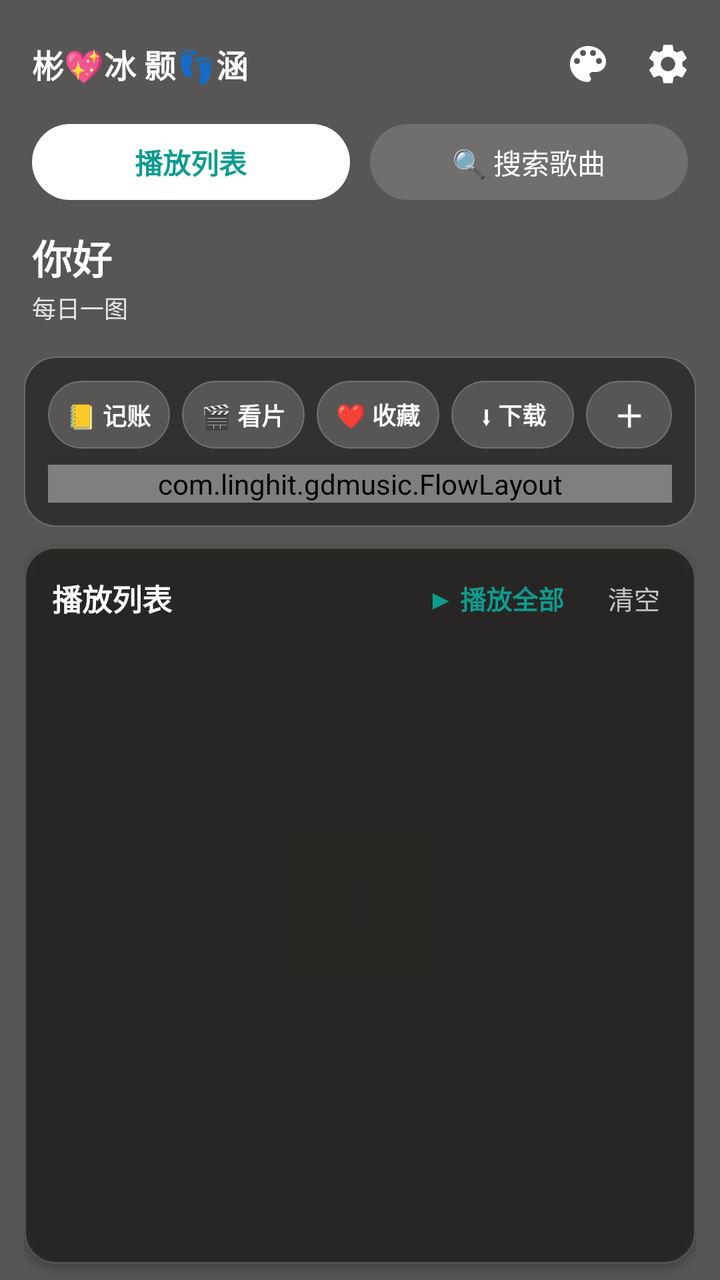
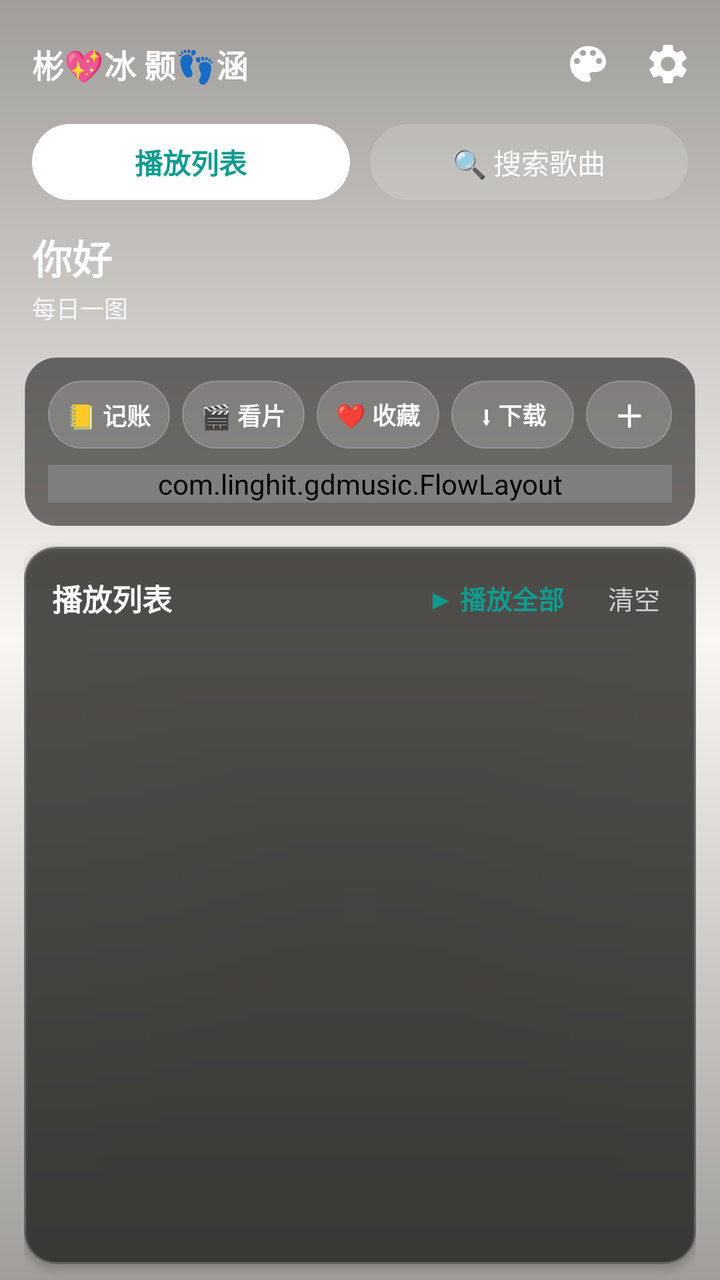

Screens rendered from an Android XML layout before and after an edit, with the pre-edit source and the edit as a unified diff.
<!-- AndroidManifest.xml: application theme AppTheme -->
<!-- res/layout/activity_main.xml -->
<?xml version="1.0" encoding="utf-8"?>
<FrameLayout xmlns:android="http://schemas.android.com/apk/res/android"
    xmlns:app="http://schemas.android.com/apk/res-auto"
    android:layout_width="match_parent"
    android:layout_height="match_parent">

    
    <View
        android:id="@+id/themeFallbackBg"
        android:layout_width="match_parent"
        android:layout_height="match_parent"
        android:background="@color/background"/>

    
    <ImageView
        android:id="@+id/dailyImage"
        android:layout_width="match_parent"
        android:layout_height="match_parent"
        android:scaleType="centerCrop"
        android:visibility="gone"
        android:contentDescription="每日一图"/>

    
    <View
        android:id="@+id/dimOverlay"
        android:layout_width="match_parent"
        android:layout_height="match_parent"
        android:background="#A6000000"/>

    <LinearLayout
        android:layout_width="match_parent"
        android:layout_height="match_parent"
        android:orientation="vertical">

        
        <LinearLayout
            android:layout_width="match_parent"
            android:layout_height="wrap_content"
            android:orientation="horizontal"
            android:gravity="center_vertical"
            android:paddingStart="16dp"
            android:paddingEnd="6dp"
            android:paddingTop="12dp"
            android:paddingBottom="4dp">

            <TextView
                android:layout_width="wrap_content"
                android:layout_height="wrap_content"
                android:text="彬💖冰 颢👣涵"
                android:textSize="16sp"
                android:textStyle="bold"
                android:textColor="#FFFFFF"
                android:maxLines="1"
                android:includeFontPadding="false"/>

            <View
                android:layout_width="0dp"
                android:layout_height="0dp"
                android:layout_weight="1"/>

            <ImageButton
                android:id="@+id/themeBtn"
                android:layout_width="40dp"
                android:layout_height="40dp"
                android:background="?attr/selectableItemBackgroundBorderless"
                android:src="@drawable/ic_theme"
                android:tint="#FFFFFF"
                android:scaleType="centerInside"
                android:contentDescription="切换主题"/>

            <ImageButton
                android:id="@+id/openSettings"
                android:layout_width="40dp"
                android:layout_height="40dp"
                android:background="?attr/selectableItemBackgroundBorderless"
                android:src="@drawable/ic_settings"
                android:tint="#FFFFFF"
                android:scaleType="centerInside"
                android:contentDescription="设置"/>
        </LinearLayout>

        
        <LinearLayout
            android:layout_width="match_parent"
            android:layout_height="wrap_content"
            android:orientation="horizontal"
            android:gravity="center_vertical"
            android:paddingStart="16dp"
            android:paddingEnd="16dp"
            android:paddingTop="6dp"
            android:paddingBottom="2dp">

            <TextView
                android:id="@+id/tabPlaylist"
                android:layout_width="0dp"
                android:layout_height="38dp"
                android:layout_weight="1"
                android:gravity="center"
                android:text="播放列表"
                android:textSize="14sp"
                android:textStyle="bold"
                android:background="@drawable/bg_pill_white"
                android:textColor="?attr/colorPrimary"/>

            <TextView
                android:id="@+id/tabSearch"
                android:layout_width="0dp"
                android:layout_height="38dp"
                android:layout_marginStart="10dp"
                android:layout_weight="1"
                android:gravity="center"
                android:text="🔍 搜索歌曲"
                android:textSize="14sp"
                android:background="@drawable/bg_pill_glass"
                android:textColor="#FFFFFF"/>
        </LinearLayout>

        <FrameLayout
            android:layout_width="match_parent"
            android:layout_height="0dp"
            android:layout_weight="1">

            
            <LinearLayout
                android:id="@+id/playlistPanel"
                android:layout_width="match_parent"
                android:layout_height="match_parent"
                android:orientation="vertical"
                android:paddingStart="12dp"
                android:paddingEnd="12dp"
                android:paddingTop="4dp">

                
                <LinearLayout
                    android:id="@+id/greetingRow"
                    android:layout_width="match_parent"
                    android:layout_height="wrap_content"
                    android:orientation="vertical"
                    android:clickable="true"
                    android:focusable="true"
                    android:background="?attr/selectableItemBackground"
                    android:paddingStart="4dp"
                    android:paddingEnd="4dp"
                    android:paddingTop="8dp"
                    android:paddingBottom="10dp">

                    <TextView
                        android:id="@+id/greetingText"
                        android:layout_width="wrap_content"
                        android:layout_height="wrap_content"
                        android:text="你好"
                        android:textSize="20sp"
                        android:textStyle="bold"
                        android:textColor="#FFFFFF"
                        android:includeFontPadding="false"/>

                    <TextView
                        android:id="@+id/dateText"
                        android:layout_width="wrap_content"
                        android:layout_height="wrap_content"
                        android:text="每日一图"
                        android:textSize="12sp"
                        android:paddingTop="2dp"
                        android:textColor="#D9FFFFFF"
                        android:includeFontPadding="false"/>
                </LinearLayout>

                
                <LinearLayout
                    android:layout_width="match_parent"
                    android:layout_height="wrap_content"
                    android:orientation="vertical"
                    android:paddingStart="4dp"
                    android:paddingBottom="6dp">

                    <LinearLayout
                        android:id="@+id/goldBar"
                        android:layout_width="wrap_content"
                        android:layout_height="wrap_content"
                        android:orientation="horizontal"
                        android:gravity="center"
                        android:visibility="gone">

                        <TextView
                            android:id="@+id/goldDom"
                            android:layout_width="wrap_content"
                            android:layout_height="wrap_content"
                            android:text=""
                            android:textSize="12sp"
                            android:textStyle="bold"
                            android:textColor="#FFFFFF"
                            android:includeFontPadding="false"/>

                        <View
                            android:layout_width="1dp"
                            android:layout_height="13dp"
                            android:layout_marginStart="16dp"
                            android:layout_marginEnd="16dp"
                            android:background="#FFFFFF"
                            android:alpha="0.45"/>

                        <TextView
                            android:id="@+id/goldIntl"
                            android:layout_width="wrap_content"
                            android:layout_height="wrap_content"
                            android:text=""
                            android:textSize="12sp"
                            android:textStyle="bold"
                            android:textColor="#FFFFFF"
                            android:includeFontPadding="false"/>
                    </LinearLayout>

                    <LinearLayout
                        android:id="@+id/railBar"
                        android:layout_width="wrap_content"
                        android:layout_height="wrap_content"
                        android:orientation="horizontal"
                        android:gravity="center"
                        android:visibility="gone">

                        <TextView
                            android:id="@+id/railHome"
                            android:layout_width="wrap_content"
                            android:layout_height="wrap_content"
                            android:text=""
                            android:textSize="12sp"
                            android:textStyle="bold"
                            android:textColor="#FFFFFF"
                            android:includeFontPadding="false"/>
                    </LinearLayout>
                </LinearLayout>

                
                <LinearLayout
                    android:layout_width="match_parent"
                    android:layout_height="wrap_content"
                    android:orientation="vertical"
                    android:background="@drawable/bg_glass_card"
                    android:padding="12dp"
                    android:layout_marginBottom="10dp">

                    <LinearLayout
                        android:layout_width="match_parent"
                        android:layout_height="wrap_content"
                        android:orientation="horizontal"
                        android:gravity="center_vertical">

                        <TextView
                            android:id="@+id/openNetAsset"
                            android:layout_width="0dp"
                            android:layout_height="34dp"
                            android:layout_weight="1"
                            android:background="@drawable/bg_glass_pill"
                            android:text="📒 记账"
                            android:textSize="12sp"
                            android:textStyle="bold"
                            android:textColor="#FFFFFF"
                            android:gravity="center"
                            android:maxLines="1"
                            android:ellipsize="end"
                            android:paddingStart="4dp"
                            android:paddingEnd="4dp"
                            android:layout_marginEnd="6dp"/>

                        <TextView
                            android:id="@+id/openVideo"
                            android:layout_width="0dp"
                            android:layout_height="34dp"
                            android:layout_weight="1"
                            android:background="@drawable/bg_glass_pill"
                            android:text="🎬 看片"
                            android:textSize="12sp"
                            android:textStyle="bold"
                            android:textColor="#FFFFFF"
                            android:gravity="center"
                            android:maxLines="1"
                            android:ellipsize="end"
                            android:paddingStart="4dp"
                            android:paddingEnd="4dp"
                            android:layout_marginEnd="6dp"/>

                        <TextView
                            android:id="@+id/openFavorites"
                            android:layout_width="0dp"
                            android:layout_height="34dp"
                            android:layout_weight="1"
                            android:background="@drawable/bg_glass_pill"
                            android:text="❤ 收藏"
                            android:textSize="12sp"
                            android:textStyle="bold"
                            android:textColor="#FFFFFF"
                            android:gravity="center"
                            android:maxLines="1"
                            android:ellipsize="end"
                            android:paddingStart="4dp"
                            android:paddingEnd="4dp"
                            android:layout_marginEnd="6dp"/>

                        <TextView
                            android:id="@+id/openDownloads"
                            android:layout_width="0dp"
                            android:layout_height="34dp"
                            android:layout_weight="1"
                            android:background="@drawable/bg_glass_pill"
                            android:text="⬇ 下载"
                            android:textSize="12sp"
                            android:textStyle="bold"
                            android:textColor="#FFFFFF"
                            android:gravity="center"
                            android:maxLines="1"
                            android:ellipsize="end"
                            android:paddingStart="4dp"
                            android:paddingEnd="4dp"
                            android:layout_marginEnd="6dp"/>

                        <TextView
                            android:id="@+id/addShortcutBtn"
                            android:layout_width="wrap_content"
                            android:layout_height="34dp"
                            android:background="@drawable/bg_glass_pill"
                            android:text="＋"
                            android:textSize="15sp"
                            android:textStyle="bold"
                            android:textColor="#FFFFFF"
                            android:gravity="center"
                            android:paddingStart="14dp"
                            android:paddingEnd="14dp"/>
                    </LinearLayout>

                    
                    <com.linghit.gdmusic.FlowLayout
                        android:id="@+id/shortcutRow"
                        android:layout_width="match_parent"
                        android:layout_height="wrap_content"
                        android:layout_marginTop="8dp"
                        android:clipChildren="false"
                        android:clipToPadding="false"/>
                </LinearLayout>

                
                <com.google.android.material.card.MaterialCardView
                    android:id="@+id/queueCard"
                    android:layout_width="match_parent"
                    android:layout_height="0dp"
                    android:layout_weight="1"
                    app:cardCornerRadius="16dp"
                    app:cardElevation="2dp"
                    app:cardBackgroundColor="#B31C1A18"
                    app:strokeColor="#33FFFFFF"
                    app:strokeWidth="1dp"
                    android:layout_marginBottom="8dp">

                    <LinearLayout
                        android:layout_width="match_parent"
                        android:layout_height="match_parent"
                        android:orientation="vertical"
                        android:paddingStart="14dp"
                        android:paddingEnd="8dp"
                        android:paddingTop="10dp"
                        android:paddingBottom="6dp">

                        <LinearLayout
                            android:layout_width="match_parent"
                            android:layout_height="wrap_content"
                            android:orientation="horizontal"
                            android:gravity="center_vertical"
                            android:paddingBottom="4dp">

                            <TextView
                                android:id="@+id/queueCount"
                                android:layout_width="0dp"
                                android:layout_height="wrap_content"
                                android:layout_weight="1"
                                android:text="播放列表"
                                android:textSize="15sp"
                                android:textStyle="bold"
                                android:textColor="#FFFFFF"
                                android:maxLines="1"
                                android:ellipsize="end"/>

                            <TextView
                                android:id="@+id/playAllQueue"
                                android:layout_width="wrap_content"
                                android:layout_height="wrap_content"
                                android:text="▶ 播放全部"
                                android:textSize="13sp"
                                android:textStyle="bold"
                                android:textColor="?attr/colorPrimary"
                                android:paddingStart="12dp"
                                android:paddingEnd="12dp"
                                android:paddingTop="6dp"
                                android:paddingBottom="6dp"/>

                            <TextView
                                android:id="@+id/clearQueue"
                                android:layout_width="wrap_content"
                                android:layout_height="wrap_content"
                                android:text="清空"
                                android:textSize="13sp"
                                android:textColor="#B8FFFFFF"
                                android:paddingStart="10dp"
                                android:paddingEnd="10dp"
                                android:paddingTop="6dp"
                                android:paddingBottom="6dp"/>
                        </LinearLayout>

                        <FrameLayout
                            android:layout_width="match_parent"
                            android:layout_height="0dp"
                            android:layout_weight="1">

                            <androidx.recyclerview.widget.RecyclerView
                                android:id="@+id/queueList"
                                android:layout_width="match_parent"
                                android:layout_height="match_parent"
                                android:clipToPadding="false"
                                android:paddingBottom="8dp"/>

                            
                            <LinearLayout
                                android:id="@+id/queueEmpty"
                                android:layout_width="match_parent"
                                android:layout_height="match_parent"
                                android:orientation="vertical"
                                android:gravity="center"
                                android:visibility="gone">
                                <TextView
                                    android:layout_width="wrap_content"
                                    android:layout_height="wrap_content"
                                    android:text="🎶"
                                    android:textSize="48sp"/>
                                <TextView
                                    android:layout_width="wrap_content"
                                    android:layout_height="wrap_content"
                                    android:text="播放列表还是空的"
                                    android:textSize="17sp"
                                    android:textStyle="bold"
                                    android:textColor="#FFFFFF"
                                    android:paddingTop="10dp"/>
                                <TextView
                                    android:layout_width="wrap_content"
                                    android:layout_height="wrap_content"
                                    android:text="去搜索喜欢的歌，点一下就播"
                                    android:textSize="13sp"
                                    android:textColor="#B8FFFFFF"
                                    android:paddingTop="6dp"/>
                                <com.google.android.material.button.MaterialButton
                                    android:id="@+id/gotoSearchBtn"
                                    android:layout_width="wrap_content"
                                    android:layout_height="wrap_content"
                                    android:layout_marginTop="18dp"
                                    android:text="去搜索"/>
                            </LinearLayout>
                        </FrameLayout>
                    </LinearLayout>
                </com.google.android.material.card.MaterialCardView>

                
                <com.google.android.material.card.MaterialCardView
                    android:id="@+id/playerBar"
                    android:layout_width="match_parent"
                    android:layout_height="wrap_content"
                    app:cardCornerRadius="16dp"
                    app:cardElevation="2dp"
                    app:cardBackgroundColor="#B31C1A18"
                    app:strokeColor="#33FFFFFF"
                    app:strokeWidth="1dp"
                    android:layout_marginBottom="12dp"
                    android:visibility="gone">

                    <LinearLayout
                        android:layout_width="match_parent"
                        android:layout_height="wrap_content"
                        android:orientation="horizontal"
                        android:gravity="center_vertical"
                        android:padding="10dp">

                        <LinearLayout
                            android:layout_width="0dp"
                            android:layout_height="wrap_content"
                            android:layout_weight="1"
                            android:orientation="vertical"
                            android:paddingEnd="4dp">

                            <TextView
                                android:id="@+id/nowPlaying"
                                android:layout_width="match_parent"
                                android:layout_height="wrap_content"
                                android:text="未播放"
                                android:textSize="14sp"
                                android:textStyle="bold"
                                android:textColor="#FFFFFF"
                                android:maxLines="1"
                                android:ellipsize="end"/>

                            <TextView
                                android:id="@+id/nowArtist"
                                android:layout_width="match_parent"
                                android:layout_height="wrap_content"
                                android:text=""
                                android:textSize="11sp"
                                android:paddingTop="1dp"
                                android:textColor="#B8FFFFFF"
                                android:maxLines="1"
                                android:ellipsize="end"/>
                        </LinearLayout>

                        <ImageButton
                            android:id="@+id/lyricFloatBtn"
                            android:layout_width="34dp"
                            android:layout_height="34dp"
                            android:background="?attr/selectableItemBackgroundBorderless"
                            android:src="@drawable/ic_lyric_float"
                            android:tint="#FFFFFF"
                            android:scaleType="centerInside"
                            android:contentDescription="桌面歌词"/>

                        <ImageButton
                            android:id="@+id/lyricPageBtn"
                            android:layout_width="34dp"
                            android:layout_height="34dp"
                            android:layout_marginStart="2dp"
                            android:background="?attr/selectableItemBackgroundBorderless"
                            android:src="@drawable/ic_lyric_page"
                            android:tint="#FFFFFF"
                            android:scaleType="centerInside"
                            android:contentDescription="歌词页"/>

                        <ImageButton
                            android:id="@+id/prevBtn"
                            android:layout_width="38dp"
                            android:layout_height="38dp"
                            android:layout_marginStart="2dp"
                            android:background="?attr/selectableItemBackgroundBorderless"
                            android:src="@drawable/ic_prev"
                            android:tint="#FFFFFF"
                            android:scaleType="centerInside"
                            android:contentDescription="上一首"/>

                        <ImageButton
                            android:id="@+id/playPauseBtn"
                            android:layout_width="44dp"
                            android:layout_height="44dp"
                            android:layout_marginStart="2dp"
                            android:background="@drawable/bg_circle_primary"
                            android:src="@drawable/ic_play"
                            android:tint="@color/on_primary"
                            android:scaleType="centerInside"/>

                        <ImageButton
                            android:id="@+id/nextBtn"
                            android:layout_width="38dp"
                            android:layout_height="38dp"
                            android:layout_marginStart="2dp"
                            android:background="?attr/selectableItemBackgroundBorderless"
                            android:src="@drawable/ic_next"
                            android:tint="#FFFFFF"
                            android:scaleType="centerInside"
                            android:contentDescription="下一首"/>

                        <ImageButton
                            android:id="@+id/modeBtn"
                            android:layout_width="34dp"
                            android:layout_height="34dp"
                            android:layout_marginStart="2dp"
                            android:background="?attr/selectableItemBackgroundBorderless"
                            android:src="@drawable/ic_sequence"
                            android:tint="#FFFFFF"
                            android:scaleType="centerInside"
                            android:contentDescription="播放模式"/>
                    </LinearLayout>
                </com.google.android.material.card.MaterialCardView>
            </LinearLayout>

            
            <LinearLayout
                android:id="@+id/searchPanel"
                android:layout_width="match_parent"
                android:layout_height="match_parent"
                android:orientation="vertical"
                android:padding="12dp"
                android:visibility="gone">

                
                <com.google.android.material.card.MaterialCardView
                    android:id="@+id/searchCard"
                    android:layout_width="match_parent"
                    android:layout_height="wrap_content"
                    app:cardCornerRadius="16dp"
                    app:cardElevation="2dp"
                    app:cardBackgroundColor="#B31C1A18"
                    app:strokeColor="#33FFFFFF"
                    app:strokeWidth="1dp"
                    android:layout_marginBottom="12dp">
                    <LinearLayout
                        android:layout_width="match_parent"
                        android:layout_height="wrap_content"
                        android:orientation="horizontal"
                        android:gravity="center_vertical"
                        android:padding="10dp">
                        <com.google.android.material.textfield.TextInputLayout
                            style="@style/Widget.Material3.TextInputLayout.OutlinedBox"
                            android:layout_width="0dp"
                            android:layout_height="wrap_content"
                            android:layout_weight="1"
                            android:hint="搜索歌曲 / 歌手">
                            <com.google.android.material.textfield.TextInputEditText
                                android:id="@+id/searchInput"
                                android:layout_width="match_parent"
                                android:layout_height="wrap_content"
                                android:inputType="text"
                                android:imeOptions="actionSearch"
                                android:maxLines="1"
                                android:textColor="#FFFFFF"
                                android:textColorHint="#99FFFFFF"/>
                        </com.google.android.material.textfield.TextInputLayout>
                        <com.google.android.material.button.MaterialButton
                            android:id="@+id/searchButton"
                            android:layout_width="wrap_content"
                            android:layout_height="56dp"
                            android:layout_marginStart="8dp"
                            android:text="搜索"/>
                    </LinearLayout>
                </com.google.android.material.card.MaterialCardView>

                <TextView
                    android:id="@+id/statusText"
                    android:layout_width="match_parent"
                    android:layout_height="wrap_content"
                    android:text="搜索后点击歌曲即可播放"
                    android:textColor="#B8FFFFFF"
                    android:textSize="13sp"
                    android:padding="4dp"/>

                <androidx.recyclerview.widget.RecyclerView
                    android:id="@+id/songList"
                    android:layout_width="match_parent"
                    android:layout_height="0dp"
                    android:layout_weight="1"
                    android:paddingTop="4dp"
                    android:paddingBottom="8dp"
                    android:clipToPadding="false"/>
            </LinearLayout>
        </FrameLayout>
    </LinearLayout>
</FrameLayout>
<!-- resources referenced by this layout -->
<resources>
  <color name="background">#FAF6F2</color>
  <color name="on_primary">#FFFFFF</color>
  <!-- drawable bg_circle_primary (drawable) -->
  <?xml version="1.0" encoding="utf-8"?>
  <shape xmlns:android="http://schemas.android.com/apk/res/android"
      android:shape="oval">
      <solid android:color="@color/primary"/>
  </shape>
  <!-- drawable bg_glass_card (drawable) -->
  <?xml version="1.0" encoding="utf-8"?>
  <shape xmlns:android="http://schemas.android.com/apk/res/android"
      android:shape="rectangle">
      
      <solid android:color="#991C1A18"/>
      <corners android:radius="16dp"/>
      <stroke android:width="0.5dp" android:color="#33FFFFFF"/>
  </shape>
  <!-- drawable bg_glass_pill (drawable) -->
  <?xml version="1.0" encoding="utf-8"?>
  <shape xmlns:android="http://schemas.android.com/apk/res/android"
      android:shape="rectangle">
      
      <solid android:color="#2EFFFFFF"/>
      <corners android:radius="17dp"/>
      <stroke android:width="0.5dp" android:color="#3DFFFFFF"/>
  </shape>
  <!-- drawable bg_pill_glass (drawable) -->
  <?xml version="1.0" encoding="utf-8"?>
  <shape xmlns:android="http://schemas.android.com/apk/res/android"
      android:shape="rectangle">
      <solid android:color="#26FFFFFF"/>
      <corners android:radius="19dp"/>
  </shape>
  <!-- drawable bg_pill_white (drawable) -->
  <?xml version="1.0" encoding="utf-8"?>
  <shape xmlns:android="http://schemas.android.com/apk/res/android"
      android:shape="rectangle">
      <solid android:color="#FFFFFF"/>
      <corners android:radius="19dp"/>
  </shape>
  <!-- drawable ic_next (drawable) -->
  <?xml version="1.0" encoding="utf-8"?>
  <vector xmlns:android="http://schemas.android.com/apk/res/android"
      android:width="24dp"
      android:height="24dp"
      android:viewportWidth="24"
      android:viewportHeight="24">
      <path
          android:fillColor="#000000"
          android:pathData="M15.5 6H18v12h-2.5V6z"/>
      <path
          android:fillColor="#000000"
          android:pathData="M4 6l10 6L4 18V6z"/>
  </vector>
  <!-- drawable ic_play (drawable) -->
  <vector xmlns:android="http://schemas.android.com/apk/res/android"
      android:width="24dp"
      android:height="24dp"
      android:viewportWidth="24.0"
      android:viewportHeight="24.0">
      <path
          android:fillColor="#FFFFFF"
          android:pathData="M8 5v14l11-7z"/>
  </vector>
  <!-- drawable ic_prev (drawable) -->
  <?xml version="1.0" encoding="utf-8"?>
  <vector xmlns:android="http://schemas.android.com/apk/res/android"
      android:width="24dp"
      android:height="24dp"
      android:viewportWidth="24"
      android:viewportHeight="24">
      <path
          android:fillColor="#000000"
          android:pathData="M6 6h2.5v12H6V6z"/>
      <path
          android:fillColor="#000000"
          android:pathData="M20 6v12l-10-6L20 6z"/>
  </vector>
  <!-- drawable ic_sequence (drawable) -->
  <vector xmlns:android="http://schemas.android.com/apk/res/android"
      android:width="24dp"
      android:height="24dp"
      android:viewportWidth="24"
      android:viewportHeight="24">
      <path
          android:fillColor="#000000"
          android:pathData="M3 10h11v2H3v-2zm0-4h11v2H3V6zm0 8h7v2H3v-2zm13-1v6l5-3-5-3z"/>
  </vector>
  <color name="primary">#F55E1A</color>
  <color name="surface">#FFFFFF</color>
  <color name="on_surface">#241A14</color>
  <color name="on_surface_variant">#7A6A60</color>
  <!-- drawable bg_splash_window (drawable) -->
  <?xml version="1.0" encoding="utf-8"?>
  <layer-list xmlns:android="http://schemas.android.com/apk/res/android">
      <item android:drawable="@color/background"/>
  </layer-list>
  <!-- unchanged entries left out for length: 5 -->
</resources>

<!-- the commit's change to res/layout/activity_main.xml (unified diff, before → after) -->
@@ -25,7 +25,7 @@
         android:id="@+id/dimOverlay"
         android:layout_width="match_parent"
         android:layout_height="match_parent"
-        android:background="#A6000000"/>
+        android:background="@drawable/bg_dim_gradient"/>
 
     <LinearLayout
         android:layout_width="match_parent"
<!-- resource entries referenced after the edit -->
@@ -7,6 +7,18 @@
   <shape xmlns:android="http://schemas.android.com/apk/res/android"
       android:shape="oval">
       <solid android:color="@color/primary"/>
+  </shape>
+  <!-- drawable bg_dim_gradient (drawable) -->
+  <?xml version="1.0" encoding="utf-8"?>
+  <shape xmlns:android="http://schemas.android.com/apk/res/android"
+      android:shape="rectangle">
+      <gradient
+          android:angle="270"
+          android:startColor="#5C000000"
+          android:centerColor="#00000000"
+          android:endColor="#5C000000"
+          android:centerY="0.5"
+          android:type="linear" />
   </shape>
   <!-- drawable bg_glass_card (drawable) -->
   <?xml version="1.0" encoding="utf-8"?>
